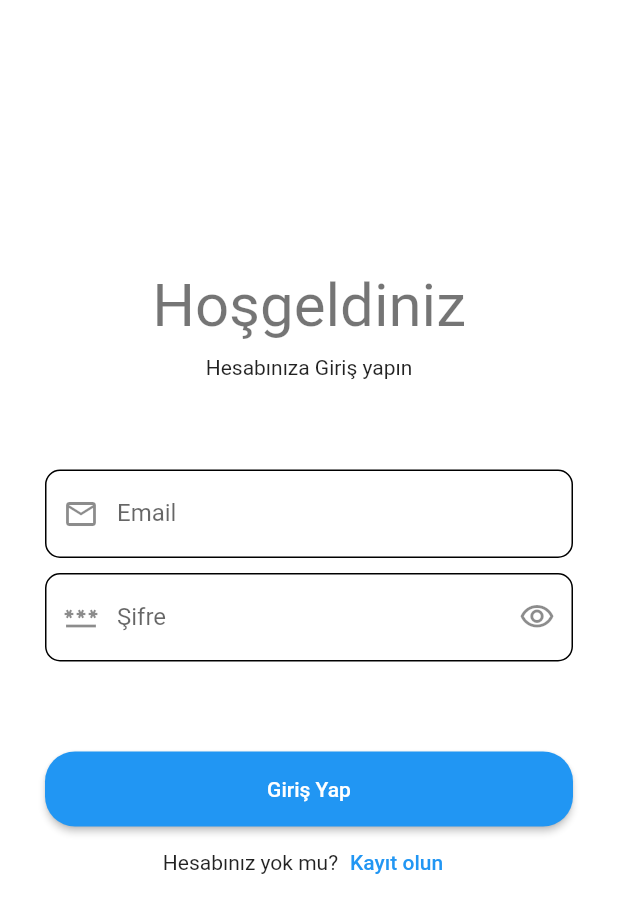
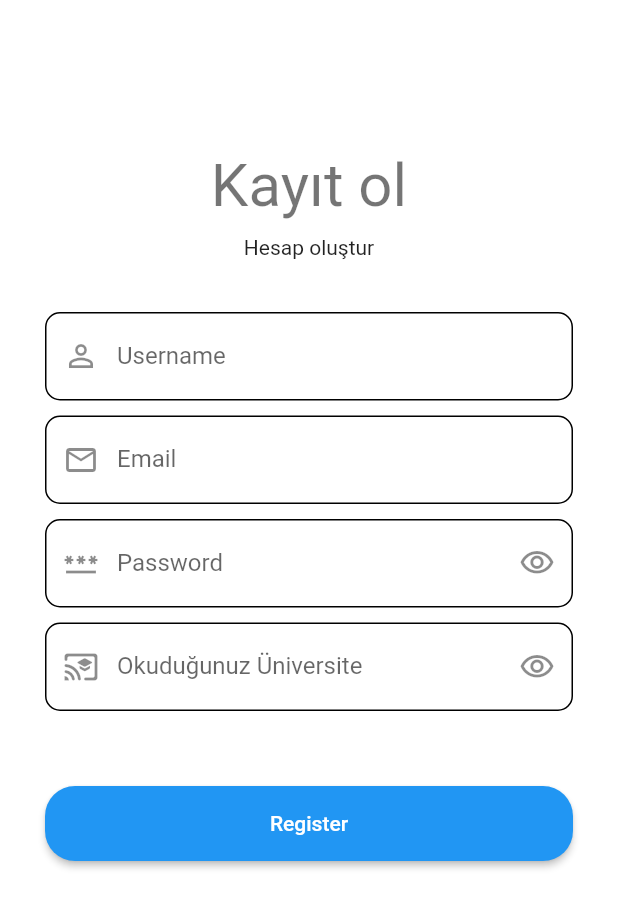
Before and after one commit to esatsatan/ev_Arkadasim_Flutter, a Flutter app: the screen it shows after launch, on a phone screen of 412 x 824 dp. Shown: the top 913 px of the screen. Run offline on Flutter 3.47's test engine with Material 2 defaults, Android fonts, the phone set to English and light mode, and no system bars; our stand-ins replace hive_flutter; accounts and stored records are empty.

Commit message:
part of a signUpScreen is created.

```diff
--- a/lib/main.dart
+++ b/lib/main.dart
@@ -1,6 +1,7 @@
 import 'package:ev_arkadasim/src/login/SignIn.dart';
 import 'package:flutter/material.dart';
 import '../src/Home/HomeScreen.dart';
+import 'src/login/SignUp.dart';
 
 void main() {
   runApp(const MyApp());
@@ -12,10 +13,11 @@
   @override
   Widget build(BuildContext context) {
     return MaterialApp(
-        title: 'Flutter Demo',
-        theme: ThemeData(
-          primarySwatch: Colors.blue,
-        ),
-        home: const SignIn());
+      title: 'Flutter Demo',
+      theme: ThemeData(
+        primarySwatch: Colors.blue,
+      ),
+      home: const SignUp(),
+    );
   }
 }
--- /dev/null
+++ b/lib/src/login/SignUp.dart
@@ -0,0 +1,211 @@
+import 'package:flutter/cupertino.dart';
+import 'package:flutter/material.dart';
+import 'package:flutter/src/widgets/container.dart';
+import 'package:flutter/src/widgets/framework.dart';
+
+class SignUp extends StatefulWidget {
+  const SignUp({super.key});
+
+  @override
+  State<SignUp> createState() => _SignUpState();
+}
+
+class _SignUpState extends State<SignUp> {
+  final GlobalKey<FormState> _formKey = GlobalKey();
+
+  final FocusNode _focusNodeEmail = FocusNode();
+  final FocusNode _focusNodePassword = FocusNode();
+  final FocusNode _focusNodeConfirmPassword = FocusNode();
+  final TextEditingController _controllerUsername = TextEditingController();
+  final TextEditingController _controllerEmail = TextEditingController();
+  final TextEditingController _controllerPassword = TextEditingController();
+  final TextEditingController _controllerConFirmPassword =
+      TextEditingController();
+
+  bool _obscurePassword = true;
+
+  @override
+  Widget build(BuildContext context) {
+    return Scaffold(
+      backgroundColor: Colors.white,
+      body: Form(
+        key: _formKey,
+        child: SingleChildScrollView(
+          padding: const EdgeInsets.symmetric(
+            horizontal: 30.0,
+          ),
+          child: Column(
+            //mainAxisAlignment: MainAxisAlignment.center,
+            //crossAxisAlignment: CrossAxisAlignment.center,
+            children: [
+              const SizedBox(height: 100),
+              Text(
+                'Kayıt ol',
+                style: Theme.of(context).textTheme.headlineLarge,
+              ),
+              const SizedBox(
+                height: 10,
+              ),
+              Text(
+                "Hesap oluştur",
+                style: Theme.of(context).textTheme.bodyMedium,
+              ),
+              const SizedBox(height: 35),
+              TextFormField(
+                controller: _controllerUsername,
+                keyboardType: TextInputType.name,
+                decoration: InputDecoration(
+                  labelText: "Username",
+                  prefixIcon: const Icon(Icons.person_outline),
+                  border: OutlineInputBorder(
+                    borderRadius: BorderRadius.circular(10),
+                  ),
+                  enabledBorder: OutlineInputBorder(
+                    borderRadius: BorderRadius.circular(10),
+                  ),
+                ),
+                validator: (String? value) {
+                  if (value == null || value.isEmpty) {
+                    return "Please enter username.";
+                  } else {
+                    return "Username is already registered.";
+                  }
+
+                  return null;
+                },
+                onEditingComplete: () => _focusNodeEmail.requestFocus(),
+              ),
+              const SizedBox(height: 10),
+              TextFormField(
+                controller: _controllerEmail,
+                focusNode: _focusNodeEmail,
+                keyboardType: TextInputType.emailAddress,
+                decoration: InputDecoration(
+                  labelText: "Email",
+                  prefixIcon: const Icon(Icons.email_outlined),
+                  border: OutlineInputBorder(
+                    borderRadius: BorderRadius.circular(10),
+                  ),
+                  enabledBorder: OutlineInputBorder(
+                    borderRadius: BorderRadius.circular(10),
+                  ),
+                ),
+                validator: (String? value) {
+                  if (value == null || value.isEmpty) {
+                    return "Please enter email.";
+                  } else {
+                    return "Invalid email";
+                  }
+                  return null;
+                },
+                onEditingComplete: () => _focusNodePassword.requestFocus(),
+              ),
+              const SizedBox(height: 10),
+              TextFormField(
+                controller: _controllerPassword,
+                obscureText: _obscurePassword,
+                focusNode: _focusNodePassword,
+                keyboardType: TextInputType.visiblePassword,
+                decoration: InputDecoration(
+                  labelText: "Password",
+                  prefixIcon: const Icon(Icons.password_outlined),
+                  suffixIcon: IconButton(
+                      onPressed: () {
+                        setState(() {
+                          _obscurePassword = !_obscurePassword;
+                        });
+                      },
+                      icon: _obscurePassword
+                          ? const Icon(Icons.visibility_outlined)
+                          : const Icon(Icons.visibility_off_outlined)),
+                  border: OutlineInputBorder(
+                    borderRadius: BorderRadius.circular(10),
+                  ),
+                  enabledBorder: OutlineInputBorder(
+                    borderRadius: BorderRadius.circular(10),
+                  ),
+                ),
+                validator: (String? value) {
+                  if (value == null || value.isEmpty) {
+                    return "Please enter password.";
+                  } else if (value.length < 8) {
+                    return "Password must be at least 8 character.";
+                  }
+                  return null;
+                },
+                onEditingComplete: () =>
+                    _focusNodeConfirmPassword.requestFocus(),
+              ),
+              const SizedBox(height: 10),
+              TextFormField(
+                controller: _controllerConFirmPassword,
+                obscureText: _obscurePassword,
+                focusNode: _focusNodeConfirmPassword,
+                keyboardType: TextInputType.visiblePassword,
+                decoration: InputDecoration(
+                  labelText: "Okuduğunuz Üniversite",
+                  prefixIcon: const Icon(Icons.cast_for_education_rounded),
+                  suffixIcon: IconButton(
+                      onPressed: () {
+                        setState(() {
+                          _obscurePassword = !_obscurePassword;
+                        });
+                      },
+                      icon: _obscurePassword
+                          ? const Icon(Icons.visibility_outlined)
+                          : const Icon(Icons.visibility_off_outlined)),
+                  border: OutlineInputBorder(
+                    borderRadius: BorderRadius.circular(10),
+                  ),
+                  enabledBorder: OutlineInputBorder(
+                    borderRadius: BorderRadius.circular(10),
+                  ),
+                ),
+                validator: (String? value) {
+                  if (value == null || value.isEmpty) {
+                    return "Please enter password.";
+                  } else if (value != _controllerPassword.text) {
+                    return "Password doesn't match.";
+                  }
+                  return null;
+                },
+              ),
+              const SizedBox(height: 50),
+              Column(
+                children: [
+                  ElevatedButton(
+                    style: ElevatedButton.styleFrom(
+                      minimumSize: const Size.fromHeight(50),
+                      shape: RoundedRectangleBorder(
+                        borderRadius: BorderRadius.circular(20),
+                      ),
+                    ),
+                    onPressed: () {
+                      ScaffoldMessenger.of(context).showSnackBar(
+                        SnackBar(
+                          width: 200,
+                          backgroundColor:
+                              Theme.of(context).colorScheme.secondary,
+                          shape: RoundedRectangleBorder(
+                            borderRadius: BorderRadius.circular(10),
+                          ),
+                          behavior: SnackBarBehavior.floating,
+                          content: const Text("Registered Successfully"),
+                        ),
+                      );
+
+                      _formKey.currentState?.reset();
+
+                      Navigator.pop(context);
+                    },
+                    child: const Text("Register"),
+                  ),
+                ],
+              ),
+            ],
+          ),
+        ),
+      ),
+    );
+  }
+}
```
